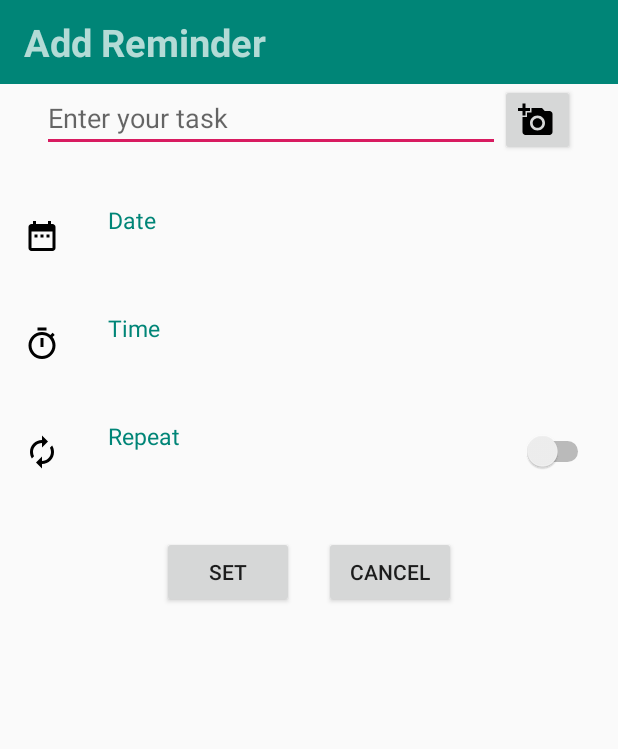
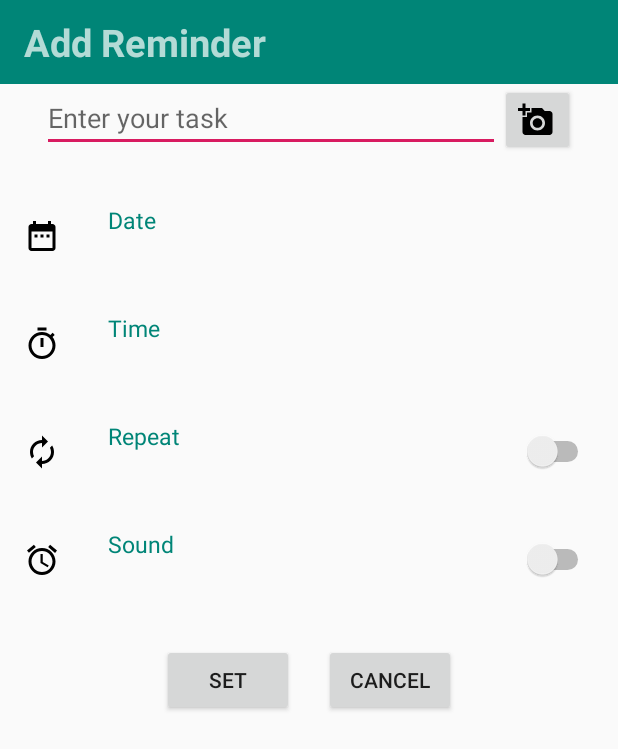
Before and after one commit to hakambing/RemindMeNew, an Android app: the NewReminder screen opened directly, with no data from a screen before it, on a phone screen of 412 x 824 dp. Shown: the top 749 px of the screen. Run offline under Robolectric (Android 15) with nearby library versions, the phone set to English and light mode, and no system bars.

Commit message:
added sound button in new reminder

```diff
--- /dev/null
+++ b/app/src/main/res/drawable/ic_access_alarm_black_24dp.xml
@@ -0,0 +1,9 @@
+<vector xmlns:android="http://schemas.android.com/apk/res/android"
+        android:width="24dp"
+        android:height="24dp"
+        android:viewportWidth="24.0"
+        android:viewportHeight="24.0">
+    <path
+        android:fillColor="#FF000000"
+        android:pathData="M22,5.72l-4.6,-3.86 -1.29,1.53 4.6,3.86L22,5.72zM7.88,3.39L6.6,1.86 2,5.71l1.29,1.53 4.59,-3.85zM12.5,8L11,8v6l4.75,2.85 0.75,-1.23 -4,-2.37L12.5,8zM12,4c-4.97,0 -9,4.03 -9,9s4.02,9 9,9c4.97,0 9,-4.03 9,-9s-4.03,-9 -9,-9zM12,20c-3.87,0 -7,-3.13 -7,-7s3.13,-7 7,-7 7,3.13 7,7 -3.13,7 -7,7z"/>
+</vector>
--- a/app/src/main/res/layout/new_reminder.xml
+++ b/app/src/main/res/layout/new_reminder.xml
@@ -273,6 +273,62 @@
                 </RadioGroup>
 
             </RelativeLayout>
+
+            <RelativeLayout
+                android:layout_width="match_parent"
+                android:id="@+id/sound"
+                android:layout_height="72dp"
+                >
+
+                <ImageView
+                    android:id="@+id/sound_icon"
+                    android:layout_width="wrap_content"
+                    android:layout_height="wrap_content"
+                    android:layout_alignParentLeft="true"
+                    android:layout_marginLeft="16dp"
+                    android:layout_marginRight="32dp"
+                    android:src="@drawable/ic_access_alarm_black_24dp"
+                    android:layout_centerVertical="true" />
+
+                <LinearLayout
+                    android:layout_width="wrap_content"
+                    android:orientation="vertical"
+                    android:id="@+id/sound_11"
+                    android:layout_centerVertical="true"
+                    android:layout_toRightOf="@id/sound_icon"
+                    android:layout_height="wrap_content">
+
+                    <TextView
+                        android:id="@+id/sound_text"
+                        android:textColor="@color/colorPrimary"
+                        android:layout_width="wrap_content"
+                        android:textSize="15dp"
+                        android:layout_height="wrap_content"
+                        android:text="@string/sound" />
+
+                    <TextView
+                        android:layout_width="wrap_content"
+                        android:id="@+id/set_sound"
+                        android:textSize="15dp"
+                        android:textColor="@color/abc_secondary_text_material_dark"
+                        android:layout_height="wrap_content"/>
+
+                </LinearLayout>
+
+                <Switch
+                    android:id="@+id/sound_switch"
+                    android:layout_width="wrap_content"
+                    android:layout_height="wrap_content"
+                    android:layout_centerVertical="true"
+                    android:layout_alignParentRight="true"
+                    android:layout_marginRight="16dp"
+                    android:layout_marginLeft="8dp"
+                    android:onClick="onSwitchRepeat"
+                    android:checked="false"
+                    android:textOn="On"
+                    android:textOff="Off"/>
+
+            </RelativeLayout>
             <LinearLayout
                 android:layout_width="match_parent"
                 android:layout_height="wrap_content"
--- a/app/src/main/res/values/strings.xml
+++ b/app/src/main/res/values/strings.xml
@@ -4,4 +4,5 @@
     <string name="date">Date</string>
     <string name="time">Time</string>
     <string name="repeat">Repeat</string>
+    <string name="sound">Sound</string>
 </resources>
```
